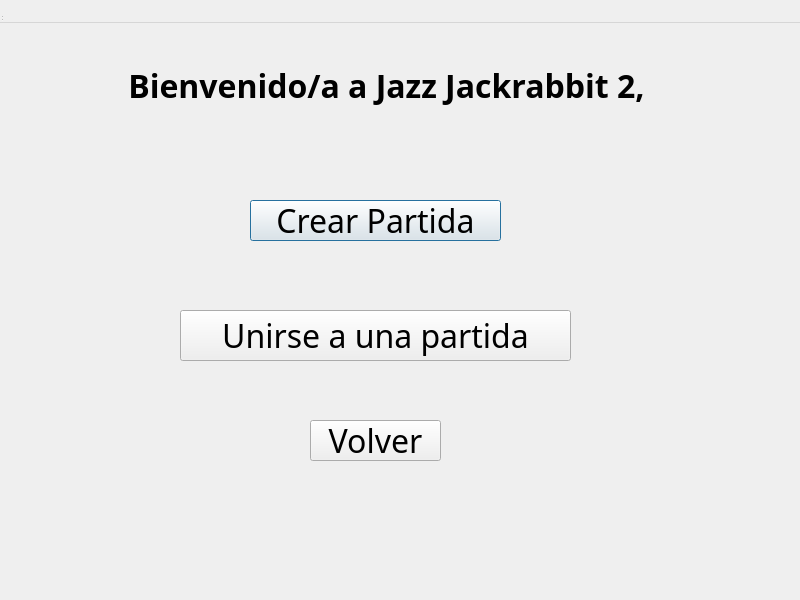
Qt form src/Client/Lobby/lobby.ui (franciscoduc4/TP_Jazz_Jackrabbit_2) before a commit.
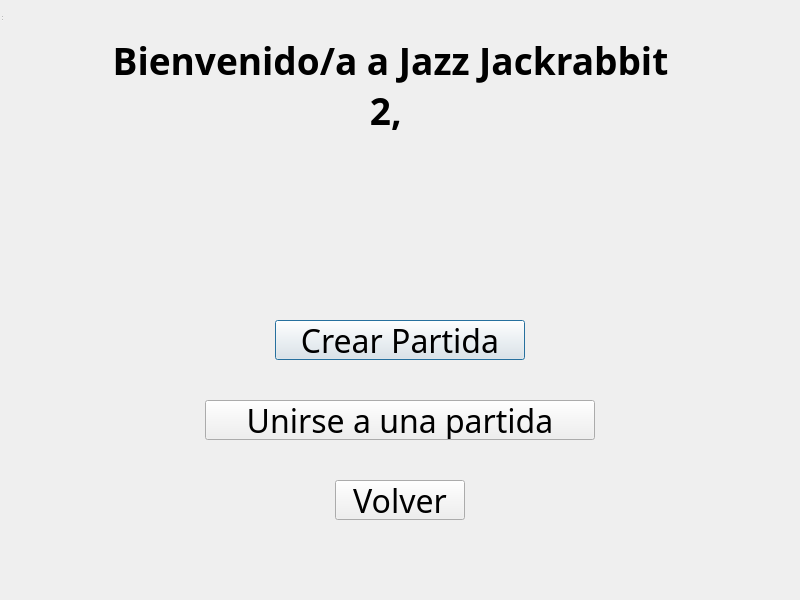
The same form after that commit.

Commit message: lobby and welcome are set

The edit to the form file:
```diff
--- a/src/Client/Lobby/lobby.ui
+++ b/src/Client/Lobby/lobby.ui
@@ -14,6 +14,14 @@
    <string>Lobby</string>
   </property>
   <widget class="QWidget" name="centralwidget">
+   <property name="geometry">
+    <rect>
+     <x>0</x>
+     <y>0</y>
+     <width>800</width>
+     <height>600</height>
+    </rect>
+   </property>
    <widget class="QLabel" name="labelTitle">
     <property name="geometry">
      <rect>
@@ -26,7 +34,7 @@
     <property name="font">
      <font>
       <family>Jazz Jackrabbit 2</family>
-      <pointsize>24</pointsize>
+      <pointsize>28</pointsize>
       <bold>true</bold>
      </font>
     </property>
@@ -43,10 +51,10 @@
    <widget class="QPushButton" name="btnCreateGame">
     <property name="geometry">
      <rect>
-      <x>250</x>
-      <y>200</y>
-      <width>251</width>
-      <height>41</height>
+      <x>275</x>
+      <y>320</y>
+      <width>250</width>
+      <height>40</height>
      </rect>
     </property>
     <property name="font">
@@ -62,10 +70,10 @@
    <widget class="QPushButton" name="btnJoinGame">
     <property name="geometry">
      <rect>
-      <x>180</x>
-      <y>310</y>
-      <width>391</width>
-      <height>51</height>
+      <x>205</x>
+      <y>400</y>
+      <width>390</width>
+      <height>40</height>
      </rect>
     </property>
     <property name="font">
@@ -81,10 +89,10 @@
    <widget class="QPushButton" name="btnBack">
     <property name="geometry">
      <rect>
-      <x>310</x>
-      <y>420</y>
-      <width>131</width>
-      <height>41</height>
+      <x>335</x>
+      <y>480</y>
+      <width>130</width>
+      <height>40</height>
      </rect>
     </property>
     <property name="font">
@@ -107,7 +115,7 @@
      <x>0</x>
      <y>0</y>
      <width>800</width>
-     <height>23</height>
+     <height>0</height>
     </rect>
    </property>
   </widget>
```
The commit also changes 6 other files.
